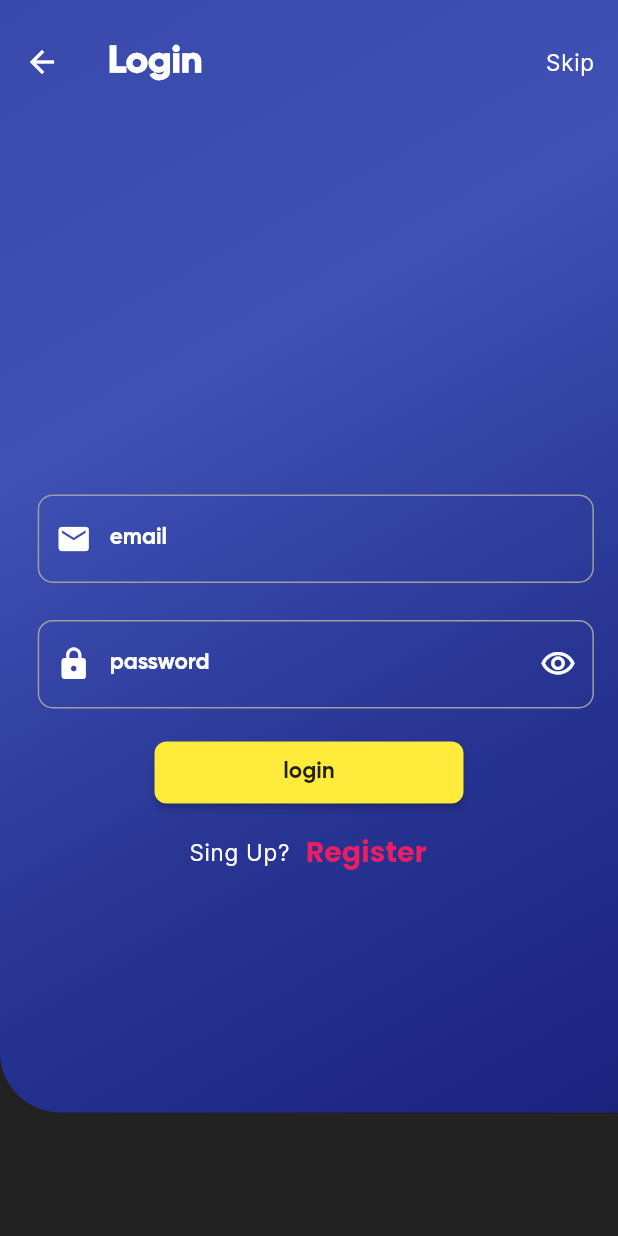
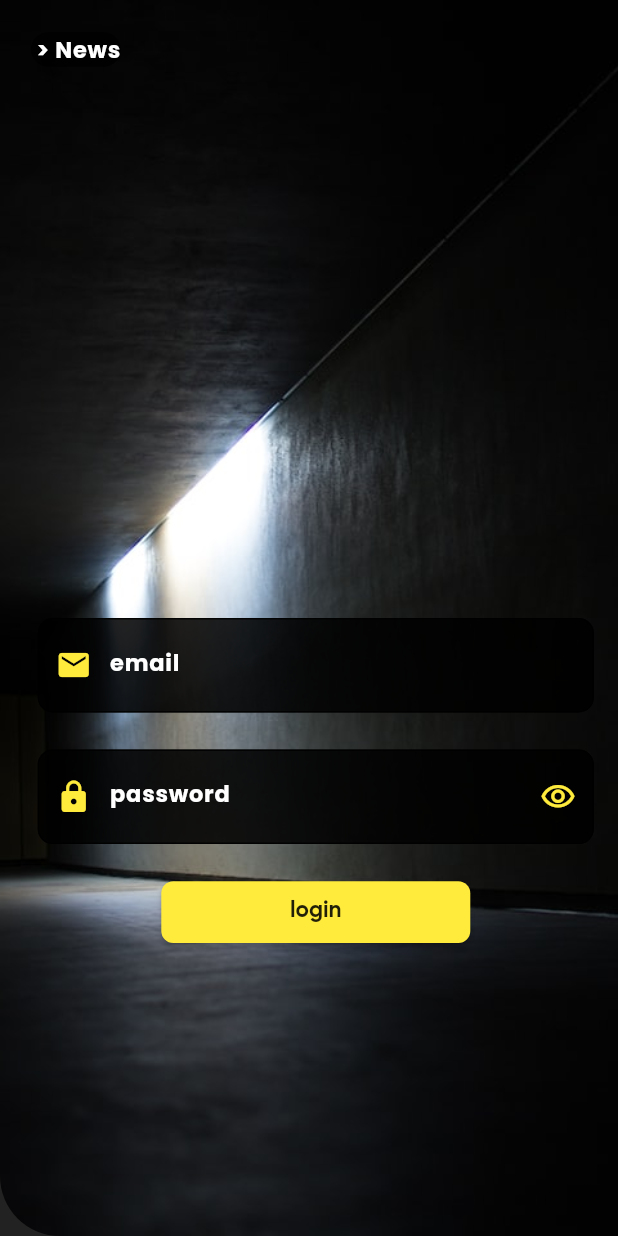
Before and after one commit to MohamedSayedBayoumy/NewsApp, a Flutter app: the LoginScreen screen opened directly, on a phone screen of 412 x 824 dp. Run offline on Flutter 3.47's test engine with Material 2 defaults, Android fonts, the phone set to English and light mode, and no system bars; drawn by our look-alikes of auto_size_text; our stand-ins replace animate_do, bloc, dartz, device_preview, dio, email_validator and 7 more; accounts and stored records are empty; generated files the repository leaves out were written again.

Commit message:
handle textFiled and issue Failure Login

```diff
--- a/lib/_authenticator/data/auth_model_data/auth_data_model.dart
+++ b/lib/_authenticator/data/auth_model_data/auth_data_model.dart
@@ -12,7 +12,6 @@ class AuthModelData extends AuthModel {
   factory AuthModelData.fromJson(Map<String, dynamic> json) => AuthModelData(
       status: json["status"],
       message: json["message"],
-      data:  json["data"]
-
+      data:  json["data"] ?? {}
   );
 }
--- a/lib/_authenticator/domain/auth_entites/auth_entits.dart
+++ b/lib/_authenticator/domain/auth_entites/auth_entits.dart
@@ -12,7 +12,7 @@ class AuthModel extends Equatable {
   AuthModel({required this.status, required this.message, required this.data});
 
   @override
-  List<Object?> get props => [status, message, data];
+  List<Object?> get props => [status, message, data!];
 }
 
 class AuthParameters extends Equatable {
--- a/lib/_authenticator/presentation/auth_controller/auth_bloc.dart
+++ b/lib/_authenticator/presentation/auth_controller/auth_bloc.dart
@@ -5,6 +5,7 @@ import 'dart:async';
 import 'package:bloc/bloc.dart';
 import 'package:flutter/material.dart';
 
+import '../../../core/global/globals.dart';
 import '../../domain/auth_base_use_case/auth_use_case.dart';
 import '../../domain/auth_entites/auth_entits.dart';
 import 'auth_event.dart';
@@ -22,11 +23,18 @@ class AuthBloc extends Bloc<AuthEvent, AuthState> {
 
   Future<FutureOr<void>> _loginEvent(
       LoginEvent event, Emitter<AuthState> emit) async {
-    final result = await authUseCase(AuthParameters(
-        state.emailController.text, state.passwordController.text));
-    result.fold((l) => state.copyWith(errorMessage: l.message), (r) {
-      state.copyWith(authModel: r);
-      state.authModel!.data!["token"] ;
-    });
+    if (state.formKeyLogin.currentState!.validate()) {
+      final result = await authUseCase(AuthParameters(
+          state.emailController.text, state.passwordController.text));
+      result.fold((l){
+        state.copyWith(errorMessage: l.message) ;
+        print(l.status) ;
+      }, (r) async {
+        state.copyWith(authModel: r);
+        print(r.status) ;
+        // sharedPreferences.setString("token", r.data!["token"]);
+        // print(r.data!["name"]);
+      });
+    } else {}
   }
 }
--- a/lib/_authenticator/presentation/auth_controller/auth_state.dart
+++ b/lib/_authenticator/presentation/auth_controller/auth_state.dart
@@ -1,5 +1,6 @@
 // ignore_for_file: must_be_immutable
 
+import 'package:email_validator/email_validator.dart';
 import 'package:equatable/equatable.dart';
 import 'package:flutter/material.dart';
 
@@ -7,6 +8,7 @@ import '../../domain/auth_base_use_case/auth_use_case.dart';
 import '../../domain/auth_entites/auth_entits.dart';
 
 class AuthState extends Equatable {
+  var formKeyLogin = GlobalKey<FormState>();
   TextEditingController emailController = TextEditingController();
 
   TextEditingController passwordController = TextEditingController();
@@ -14,6 +16,33 @@ class AuthState extends Equatable {
   final AuthModel? authModel;
 
   String? errorMessage;
+
+  errorEmail(TextEditingController controller,
+      {required String val, required String ErrorSpace}) {
+    !EmailValidator.validate(val) ? 'Put Your $ErrorSpace' : null;
+    if (val.isEmpty) {
+      controller.text;
+      return 'Put Your $ErrorSpace';
+    }
+    if (!RegExp("^[a-zA-Z0-9+_.-]+@[a-zA-Z0-9.-]+.[a-z]").hasMatch(val)) {
+      return 'Must Your Email include @example.com';
+    }
+    return null;
+  }
+
+
+  errorPassword(TextEditingController controller,
+      {required String? val, required String ErrorSpace}) {
+    if (val!.isEmpty) {
+      controller.text;
+      return 'Put Your $ErrorSpace';
+    }
+    if (controller.text.length < 6) {
+      controller.text;
+      return 'you should but a least 6 letter';
+    }
+    return null;
+  }
 
   AuthState(
       {
--- a/lib/_authenticator/presentation/auth_screens/login_screen.dart
+++ b/lib/_authenticator/presentation/auth_screens/login_screen.dart
@@ -16,7 +16,6 @@ class LoginScreen extends StatelessWidget {
 
   @override
   Widget build(BuildContext context) {
-
     final media = MediaQuery.of(context).size;
     return BlocProvider(
       create: (context) => sl<AuthBloc>(),
@@ -29,37 +28,19 @@ class LoginScreen extends StatelessWidget {
               children: [
                 Container(
                   width: media.width,
-                  height: media.height * .9,
-                  decoration: BoxDecoration(
+                  height: media.height,
+                  decoration: const BoxDecoration(
                       borderRadius:
-                        const BorderRadius.only(bottomLeft: Radius.circular(40)),
-                    gradient: LinearGradient(
-                        begin: AlignmentDirectional.topStart,
-                        end: AlignmentDirectional.bottomEnd,
-                        colors: [
-                          Colors.indigo.shade600,
-                          Colors.indigo.shade500,
-                          Colors.indigo.shade800,
-                          Colors.indigo.shade900,
-                        ]),
-                  ),
-                ),
-                CustomAppBar(
-                  title: "Login",
-                  centerTitle: true,
-                  elevation: 0.0,
-                  widgets: [
-                    TextButton(
-                        onPressed: () {},
-                        child: CustomText(
-                          "Skip",
-                          isBold: false,
-                        ))
-                  ],
+                          BorderRadius.only(bottomLeft: Radius.circular(40)),
+                      image: DecorationImage(
+                          image: AssetImage("assets/images/back.jpg"),
+                          fit: BoxFit.cover)),
                 ),
                 Positioned(
-                    top: media.height * .4,
+                    top: media.height * .5,
                     right: media.width * .039,
+                    child: Form(
+                      key: state.formKeyLogin,
                       child: Column(
                         mainAxisAlignment: MainAxisAlignment.center,
                         children: [
@@ -69,17 +50,20 @@ class LoginScreen extends StatelessWidget {
                             textInputAction: TextInputAction.next,
                             labelText: "email",
                             hinText: "example@gmail.com",
-                          valid: (p0) {
-                            /// TODO : --------
-                          },
+                            fill: true,
+                            fillColor: Theme.of(context).primaryColor,
+                            valid: (p0) => state.errorEmail(state.emailController,
+                                val: p0.toString(), ErrorSpace: "email"),
                             width: media.width * .9,
-                          controller: bloc.state.emailController ,
+                            controller: bloc.state.emailController,
                             borderColor: Colors.grey,
                           ),
                           SizedBox(
                             height: media.height * .03,
                           ),
                           CustomTextField(
+                            fill: true,
+                            fillColor: Theme.of(context).primaryColor,
                             prefixIcon: Icons.lock,
                             suffixIcon: Icons.visibility_outlined,
                             onPressedSuffixIcon: () {
@@ -88,49 +72,47 @@ class LoginScreen extends StatelessWidget {
                             textInputAction: TextInputAction.done,
                             labelText: "password",
                             hinText: "password",
-                          valid: (p0) {
-                            /// TODO : --------
-                          },
+                            valid: (p0) => state.errorPassword(
+                                state.passwordController,
+                                val: p0.toString(),
+                                ErrorSpace: "password"),
                             width: media.width * .9,
-                          controller: bloc.state.passwordController  ,
+                            controller: bloc.state.passwordController,
                             borderColor: Colors.grey,
                           ),
-                      ],
-                    )),
-                Positioned(
-                    top: media.height * .6,
-                    right: media.width * .25,
-                    child: CustomButton(
+                          SizedBox(height: media.height*.03,) ,
+                          CustomButton(
                             height: media.height * .05,
                             width: media.width * .5,
                             onPressed: () async {
                               bloc.add(LoginEvent(
-                            email: bloc.state.emailController .text,
-                            password: bloc.state.passwordController .text));
+                                  email: bloc.state.emailController.text,
+                                  password: bloc.state.passwordController.text));
                             },
                             text: "login",
                             // color: Colors.pink,
+                          )
+                        ],
+                      ),
                     )),
+
                 Positioned(
-                    top: media.height * .66,
-                    right: media.width * .29,
+                    child: SafeArea(
+                        child: SizedBox(
+                  width: media.width,
+                  height: media.height * .08,
                   child: Row(
                     children: [
-                        CustomText(
-                          "Sing Up? ",
-                          isBold: false,
+                      Container(
+                          margin: EdgeInsets.symmetric(
+                              horizontal: media.width * .05),
+                          decoration: BoxDecoration(
+                              borderRadius: BorderRadius.circular(20),
+                              color: Theme.of(context).primaryColor),
+                          child: CustomText(" > News")),
+                    ],
                   ),
-                        TextButton(
-                            onPressed: () {},
-                            child: const Text(
-                              "Register",
-                              style: TextStyle(
-                                  color: Colors.pink,
-                                  fontFamily: "poppins",
-                                  fontSize: 19),
-                            )),
-                      ],
-                    )),
+                ))),
               ],
             ),
           );
--- a/lib/core/core_components/custom_text/text.dart
+++ b/lib/core/core_components/custom_text/text.dart
@@ -9,6 +9,7 @@ class CustomText extends StatelessWidget {
   String? text;
 
   dynamic isBold;
+  dynamic defalut;
 
   CustomText(this.text, {this.isBold = true, Key? key}) : super(key: key);
 
--- a/lib/core/core_components/custom_textfiled/text_filed.dart
+++ b/lib/core/core_components/custom_textfiled/text_filed.dart
@@ -1,5 +1,6 @@
 import 'package:flutter/material.dart';
 import 'package:flutter/services.dart';
+import 'package:news_app_clean_architecture/core/theme/theme_data/light_theme/color_light_app.dart';
 
 // ignore: must_be_immutable
 class CustomTextField extends StatelessWidget {
@@ -24,7 +25,7 @@ class CustomTextField extends StatelessWidget {
   bool? enabled;
   TextInputType? textInputType;
   dynamic enabledCurveBorder;
-  TextInputAction? textInputAction ;
+  TextInputAction? textInputAction;
 
   void Function()? onPressedSuffixIcon;
 
@@ -51,7 +52,8 @@ class CustomTextField extends StatelessWidget {
       this.length,
       this.height,
       this.styleBorder,
-        this.width,  this.borderColor})
+      this.width,
+      this.borderColor})
       : super(key: key);
 
   @override
@@ -60,10 +62,10 @@ class CustomTextField extends StatelessWidget {
         width: width,
         child: Theme(
             data: Theme.of(context).copyWith(
-            colorScheme: const ColorScheme.light(primary: Colors.white)),
-        child:TextFormField(
-          // style: const TextStyle(color: Colors.white , fontFamily: "inter"),
-          textInputAction:  textInputAction,
+                colorScheme: ColorScheme.light(primary: Colors.white)),
+            child: TextFormField(
+              style: Theme.of(context).textTheme.displaySmall,
+              textInputAction: textInputAction,
               keyboardType: textInputType,
               onChanged: onChange,
               onTap: onTapIcon,
@@ -82,25 +84,26 @@ class CustomTextField extends StatelessWidget {
                         onPressed: onPressedSuffixIcon,
                         icon: Icon(
                           suffixIcon,
-                    color: Colors.white,
+                          color: AppColorLight.buttonColor,
                         )),
                 filled: fill,
                 fillColor: fillColor ?? Colors.white,
                 labelText: labelText,
-              labelStyle: TextStyle(color: labelColor ?? Colors.white),
+                labelStyle: Theme.of(context).textTheme.displayMedium,
                 hintText: hinText,
-              hintStyle: TextStyle(color: labelColor ?? Colors.white24),
-              prefixIcon: prefixIcon == null ? null : Icon(prefixIcon ,color: Colors.white),
+                hintStyle: Theme.of(context).textTheme.displayMedium,
+                prefixIcon: prefixIcon == null
+                    ? null
+                    : Icon(prefixIcon, color: AppColorLight.buttonColor),
                 enabledBorder: OutlineInputBorder(
-                  borderRadius: BorderRadius.circular(enabledCurveBorder ?? 10),
+                    borderRadius:
+                        BorderRadius.circular(enabledCurveBorder ?? 10),
                     borderSide:
-                  BorderSide(color: borderColor ?? Colors.grey.shade200)),
+                        BorderSide(color: Theme.of(context).primaryColor)),
                 border: OutlineInputBorder(
                   borderRadius: BorderRadius.circular(10),
                 ),
               ),
-          ),
-      ),
-    );
+            )));
   }
 }
--- a/lib/core/network/error/exception.dart
+++ b/lib/core/network/error/exception.dart
@@ -8,7 +8,6 @@ class ServerError implements Exception {
   ServerError({required this.failureModel});
 }
 
-
 class FailureModel extends Equatable {
   String? status;
 
@@ -16,8 +15,8 @@ class FailureModel extends Equatable {
 
   FailureModel({required this.status, required this.message});
 
-  factory FailureModel.fromJson(Map<String , dynamic> json) => FailureModel(status: json["status"] ,message: json["message"]) ;
-
+  factory FailureModel.fromJson(Map<String, dynamic> json) =>
+      FailureModel(status: json["status"], message: json["message"]);
 
   @override
   List<Object> get props => [status!, message!];
--- a/lib/core/theme/theme_data/dark_theme/themes_dark_app.dart
+++ b/lib/core/theme/theme_data/dark_theme/themes_dark_app.dart
@@ -6,6 +6,7 @@ import '../../sizes_theme/app_sizes.dart';
 import 'color_dark_app.dart';
 
 ThemeData appDarkThem = ThemeData(
+  primaryColor: Colors.black87,
   scaffoldBackgroundColor: AppColorDark.backGroundColor,
   elevatedButtonTheme: ElevatedButtonThemeData(
       style: ElevatedButton.styleFrom(primary: AppColorLight.buttonColor)),
--- a/lib/core/theme/theme_data/light_theme/themes_light_app.dart
+++ b/lib/core/theme/theme_data/light_theme/themes_light_app.dart
@@ -5,10 +5,11 @@ import '../../sizes_theme/app_sizes.dart';
 import 'color_light_app.dart';
 
 ThemeData appLightThem = ThemeData(
+  primaryColor: Colors.white,
   backgroundColor: AppColorLight.backGroundColor,
   elevatedButtonTheme: ElevatedButtonThemeData(
       style: ElevatedButton.styleFrom(
-          textStyle: TextStyle(color: Colors.deepPurple),
+          textStyle: const TextStyle(color: Colors.deepPurple),
           primary: AppColorLight.buttonColor)),
   textTheme: TextTheme(
       titleLarge: TextStyle(
--- a/lib/main.dart
+++ b/lib/main.dart
@@ -6,6 +6,7 @@ import 'package:news_app_clean_architecture/_intro_screens/screens/controller/in
 import 'package:news_app_clean_architecture/_intro_screens/screens/presentation/home_screen_categories.dart';
 import 'package:news_app_clean_architecture/_intro_screens/screens/presentation/onboarding_screen.dart';
 
+import '_authenticator/presentation/auth_screens/login_screen.dart';
 import '_intro_screens/screens/presentation/start_up_screen.dart';
 import 'core/global/globals.dart';
 import 'core/services/services_locator.dart';
@@ -67,7 +68,7 @@ class MyApp extends StatelessWidget {
                 ? ThemeMode.dark
                 : ThemeMode.light,
             debugShowCheckedModeBanner: false,
-            home: const HomeScreenCategories(),
+            home: const LoginScreen(),
           );
         },
       ),
--- a/pubspec.yaml
+++ b/pubspec.yaml
@@ -60,6 +60,7 @@ dependencies:
   smooth_page_indicator: ^1.0.1
   device_preview: ^1.1.0
   auto_size_text: ^3.0.0
+  email_validator: ^2.0.1
 
 
 
@@ -96,10 +97,11 @@ flutter:
     - assets/images/on_boarding/basketball.png
     - assets/images/on_boarding/cloudy.png
     - assets/images/start_up/phone.jpg
-    - assets/images/start_up/laptop.jpg
     - assets/icons/homepage.png
     - assets/icons/user.png
     - assets/icons/cloud.png
+    - assets/images/backGround_login.jpg
+    - assets/images/back.jpg
 
   # An image asset can refer to one or more resolution-specific "variants", see
   # https://flutter.dev/assets-and-images/#resolution-aware
```
Also changed, not shown: assets/images/back.jpg (added), assets/images/backGround_login.jpg (added), assets/images/start_up/laptop.jpg (deleted), assets/images/start_up/phone.jpg, pubspec.lock. Lines whose indentation alone changed are shown as unchanged.
